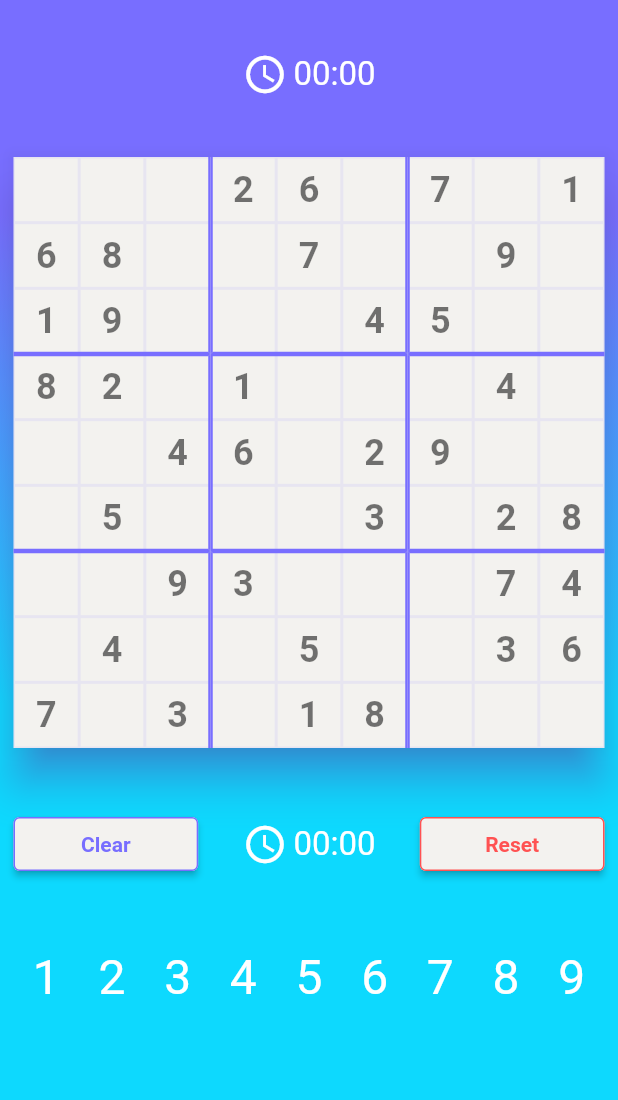
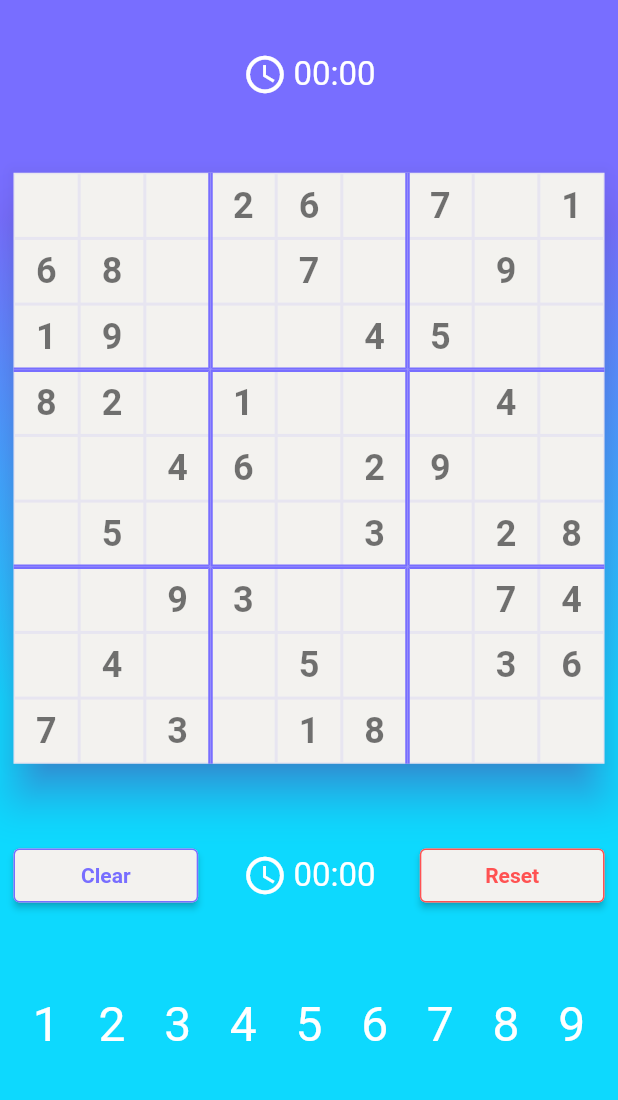
Before and after one commit to leoAshu/sudoku-app, a Flutter app: the PuzzleScreen screen opened by its route, on a phone screen of 412 x 824 dp, the part 98-1198 px from its top. Run offline on Flutter 3.47's test engine with Material 2 defaults, Android fonts, the phone set to English and light mode, and no system bars; our stand-ins replace google_fonts.

Commit message:
fixes ui bug: bottom overflow

```diff
--- a/lib/view/puzzle_screen.dart
+++ b/lib/view/puzzle_screen.dart
@@ -99,26 +99,30 @@ class _PuzzleScreenState extends State<PuzzleScreen> {
                     mainAxisAlignment: MainAxisAlignment.start,
                     children: [
                       TimerWidget(),
-                      SizedBox(
-                        height: 40,
-                      ),
+                      // SizedBox(
+                      //   height: 40,
+                      // ),
+                      Spacer(),
                       SudokuBoard(
                         gridSize: gridSize,
                         sectionSize: sectionSize,
                         cellSize: cellSize,
                       ),
-                      SizedBox(
-                        height: 40,
-                      ),
+                      // SizedBox(
+                      //   height: 40,
+                      // ),
+                      Spacer(),
                       ActionBoard(
                         gridSize: gridSize,
                       ),
-                      SizedBox(
-                        height: 40,
-                      ),
+                      // SizedBox(
+                      //   height: 40,
+                      // ),
+                      Spacer(),
                       InputBoard(
                         gridSize: gridSize,
                       ),
+                      Spacer(),
                     ],
                   ),
                 ),
```
